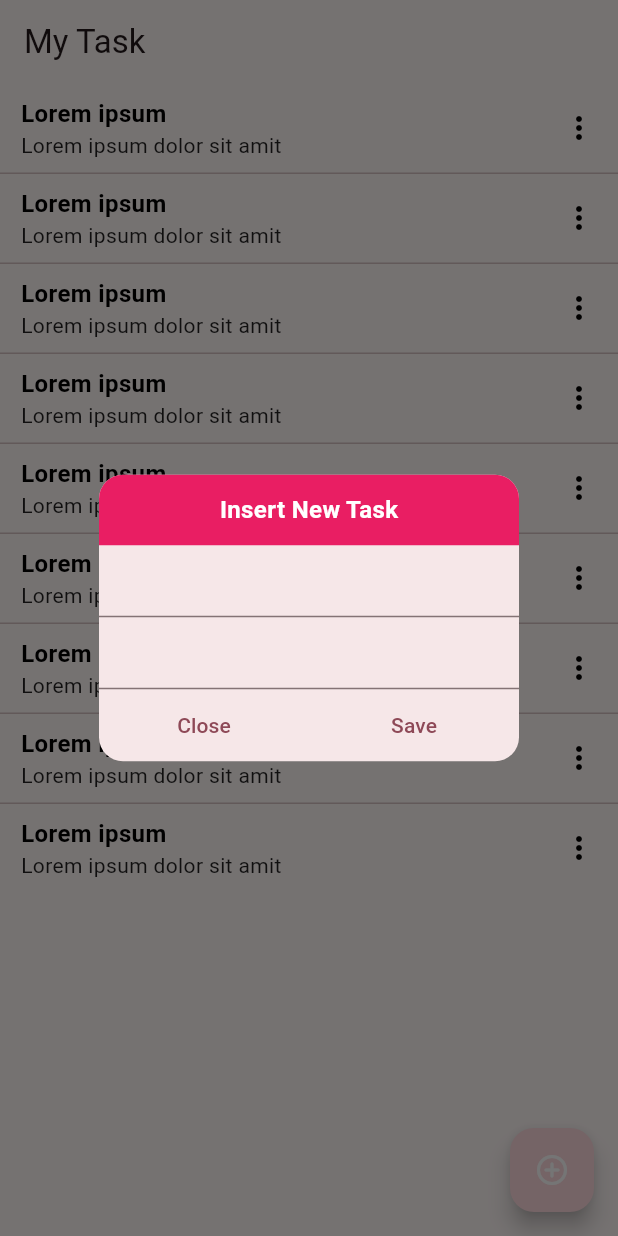
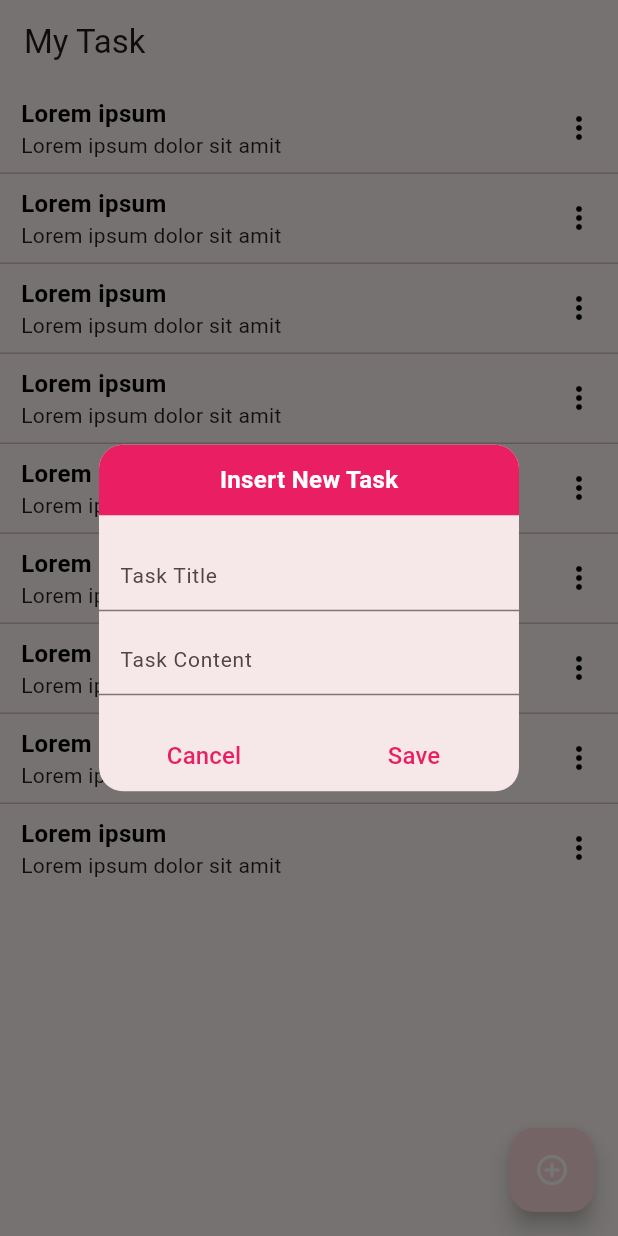
Before and after one commit to yoesuv/Flutter-Note-DB, a Flutter app: the screen it shows after launch, after a tap on the "add circle outline" icon, on a phone screen of 412 x 824 dp. Run offline on Flutter 3.47's test engine with Material 3 defaults, Android fonts, the phone set to English and light mode, and no system bars.

Commit message:
:newspaper: widget app textfield

```diff
--- /dev/null
+++ b/lib/src/ui/widgets/app_textfield.dart
@@ -0,0 +1,35 @@
+import 'package:flutter/material.dart';
+
+class AppTextField extends StatelessWidget {
+  const AppTextField({
+    super.key,
+    this.controller,
+    this.labelText,
+    this.onChanged,
+    this.textInputAction,
+  });
+
+  final TextEditingController? controller;
+  final String? labelText;
+  final Function(String)? onChanged;
+  final TextInputAction? textInputAction;
+
+  @override
+  Widget build(BuildContext context) {
+    return TextField(
+      controller: controller,
+      style: const TextStyle(
+        color: Colors.black,
+        fontSize: 14,
+      ),
+      decoration: InputDecoration(
+        labelText: labelText,
+        labelStyle: const TextStyle(fontSize: 14),
+        contentPadding: const EdgeInsets.symmetric(horizontal: 14),
+      ),
+      textInputAction: textInputAction ?? TextInputAction.done,
+      keyboardType: TextInputType.text,
+      onChanged: onChanged,
+    );
+  }
+}
--- a/lib/src/ui/widgets/dialog_content_note.dart
+++ b/lib/src/ui/widgets/dialog_content_note.dart
@@ -1,5 +1,6 @@
 import 'package:flutter/material.dart';
 import 'package:flutter_note/src/core/data/constants.dart';
+import 'package:flutter_note/src/ui/widgets/app_textfield.dart';
 
 class DialogContentNote extends StatelessWidget {
   const DialogContentNote({
@@ -15,24 +16,27 @@ class DialogContentNote extends StatelessWidget {
       mainAxisSize: MainAxisSize.min,
       children: [
         _buildTitle(title: title),
-        TextField(),
-        TextField(),
+        const SizedBox(height: 16),
+        AppTextField(labelText: "Task Title"),
+        const SizedBox(height: 8),
+        AppTextField(labelText: "Task Content"),
+        const SizedBox(height: 16),
         Row(
           children: [
             Expanded(
-              child: TextButton(
+              child: _buildButton(
                 onPressed: () {
                   Navigator.pop(context);
                 },
-                child: Text("Close"),
+                label: "Cancel",
               ),
             ),
             Expanded(
-              child: TextButton(
+              child: _buildButton(
                 onPressed: () {
                   Navigator.pop(context);
                 },
-                child: Text("Save"),
+                label: "Save",
               ),
             ),
           ],
@@ -65,4 +69,21 @@ class DialogContentNote extends StatelessWidget {
       ),
     );
   }
+
+  Widget _buildButton({
+    Function()? onPressed,
+    String? label,
+  }) {
+    return TextButton(
+      onPressed: onPressed,
+      child: Text(
+        label ?? "",
+        style: const TextStyle(
+          color: Colors.pink,
+          fontSize: 16,
+          fontWeight: FontWeight.w500,
+        ),
+      ),
+    );
+  }
 }
```
